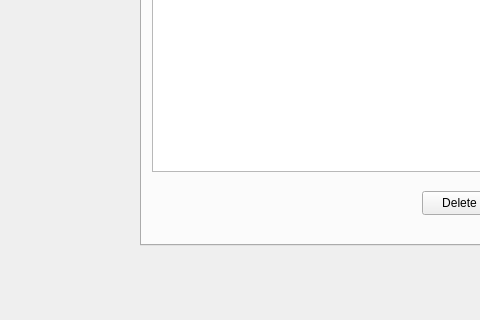
Before: the Qt Designer form clientwindow.ui in mohamedaminerjab/eco_shine, drawn with Qt 5; both pictures show x 0 to 480 and y 145 to 465 of the 724 by 465 pixel window.
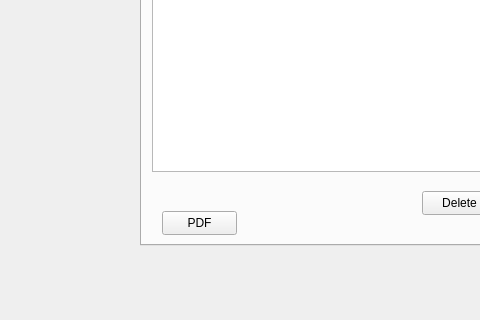
After: the same form once the commit is applied.

Patch:
```diff
--- a/clientwindow.ui
+++ b/clientwindow.ui
@@ -162,6 +162,19 @@
       </rect>
      </property>
     </widget>
+    <widget class="QPushButton" name="pdfButton">
+     <property name="geometry">
+      <rect>
+       <x>20</x>
+       <y>270</y>
+       <width>75</width>
+       <height>24</height>
+      </rect>
+     </property>
+     <property name="text">
+      <string>PDF</string>
+     </property>
+    </widget>
    </widget>
    <widget class="QWidget" name="statTab">
     <attribute name="title">
```
